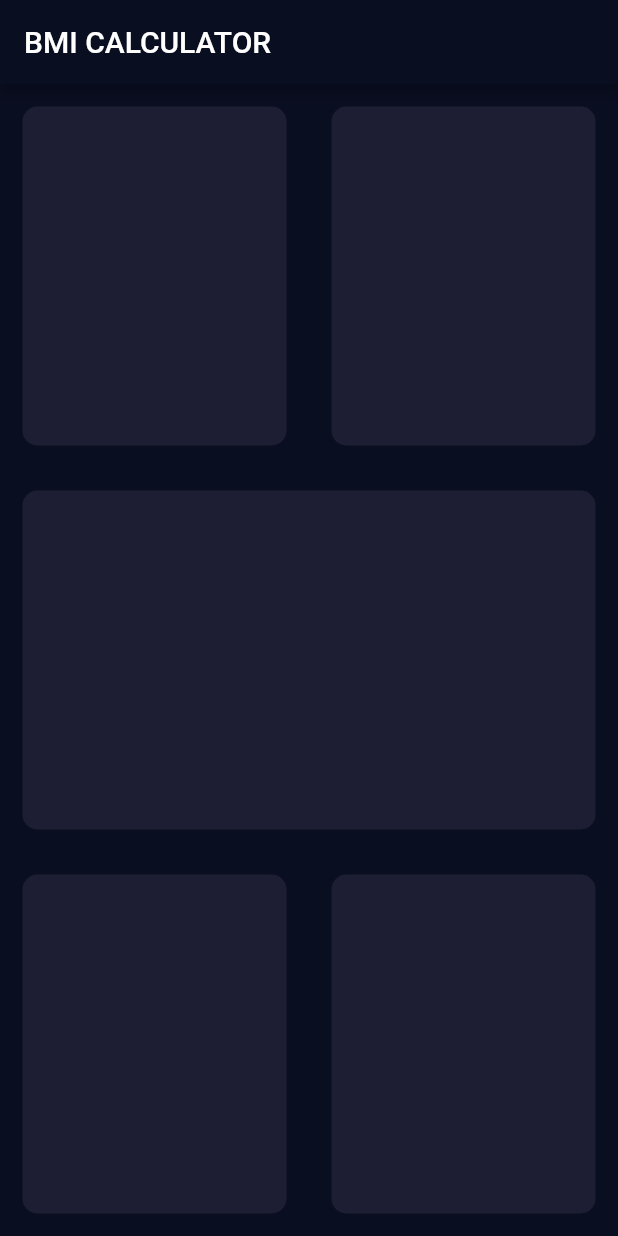
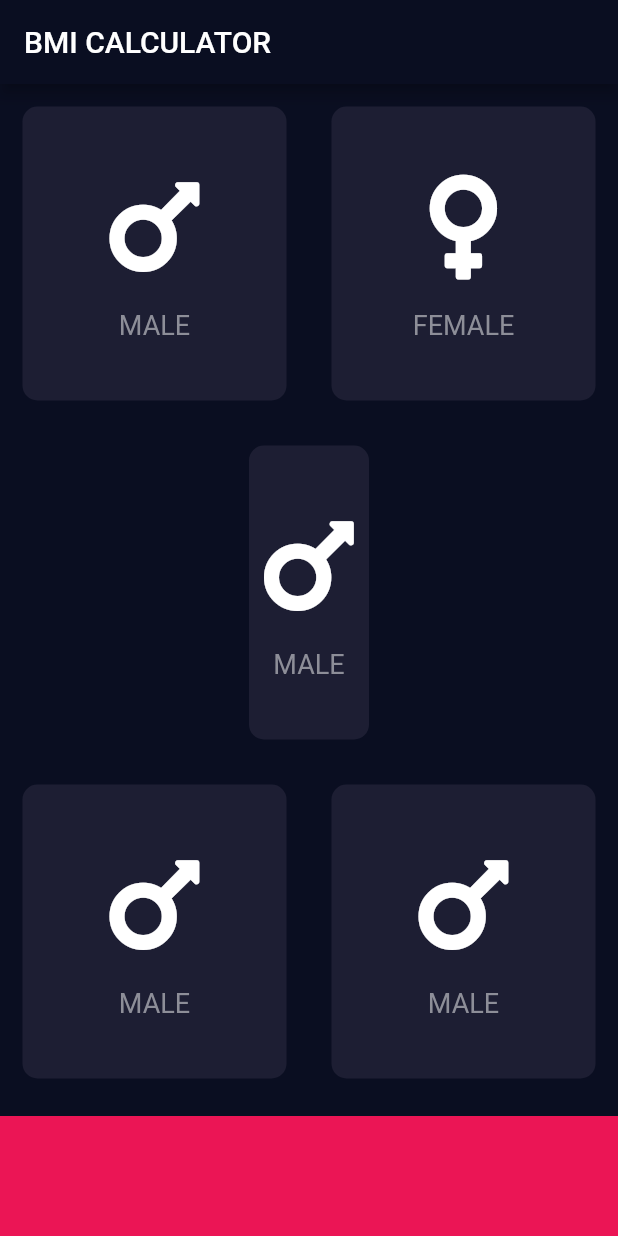
Before and after one commit to boomer30/bmi_calculator_flutter, a Flutter app: the screen it shows after launch, on a phone screen of 412 x 824 dp. Run offline on Flutter 3.47's test engine with Material 2 defaults, Android fonts, the phone set to English and light mode, and no system bars; our stand-ins replace font_awesome_flutter.

Commit message:
Created separate files for icon_content and reusable_card

```diff
--- /dev/null
+++ b/lib/icon_content.dart
@@ -0,0 +1,31 @@
+import 'package:flutter/material.dart';
+
+class IconContent extends StatelessWidget {
+  IconContent({required this.icon, required this.label});
+
+  final IconData icon;
+  final String label;
+
+  @override
+  Widget build(BuildContext context) {
+    return Column(
+      mainAxisAlignment: MainAxisAlignment.center,
+      children: [
+        Icon(
+          icon,
+          size: 80.0,
+        ),
+        SizedBox(
+          height: 15.0,
+        ),
+        Text(
+          label,
+          style: TextStyle(
+            fontSize: 18.0,
+            color: Color(0xFF8D8E98),
+          ),
+        ),
+      ],
+    );
+  }
+}
--- a/lib/input_page.dart
+++ b/lib/input_page.dart
@@ -1,4 +1,10 @@
 import 'package:flutter/material.dart';
+import 'package:font_awesome_flutter/font_awesome_flutter.dart';
+import 'icon_content.dart';
+import 'reusable_card.dart';
+
+const cardColor = Color(0xFF1D1E33);
+const bottomContainerHeight = 80.0;
 
 class InputPage extends StatefulWidget {
   @override
@@ -18,6 +24,7 @@ class _InputPageState extends State<InputPage> {
 
   @override
   Widget build(BuildContext context) {
+    final bottomContainerColor = Color(0xFFEB1555);
     return Scaffold(
       appBar: AppBar(
         title: Text('BMI CALCULATOR'),
@@ -28,48 +35,57 @@ class _InputPageState extends State<InputPage> {
             child: Row(
               children: [
                 Expanded(
-                  child: ReusableCard(),
+                  child: ReusableCard(
+                    color: cardColor,
+                    cardChild:
+                        IconContent(icon: FontAwesomeIcons.mars, label: 'MALE'),
+                  ),
                 ),
                 Expanded(
-                  child: ReusableCard(),
+                  child: ReusableCard(
+                    color: cardColor,
+                    cardChild: IconContent(
+                        icon: FontAwesomeIcons.venus, label: 'FEMALE'),
+                  ),
                 ),
               ],
             ),
           ),
           Expanded(
-            child: ReusableCard(),
+            child: ReusableCard(
+              color: cardColor,
+              cardChild:
+                  IconContent(icon: FontAwesomeIcons.mars, label: 'MALE'),
+            ),
           ),
           Expanded(
             child: Row(
               children: [
                 Expanded(
-                  child: ReusableCard(),
+                  child: ReusableCard(
+                    color: cardColor,
+                    cardChild:
+                        IconContent(icon: FontAwesomeIcons.mars, label: 'MALE'),
+                  ),
                 ),
                 Expanded(
-                  child: ReusableCard(),
+                  child: ReusableCard(
+                    color: cardColor,
+                    cardChild:
+                        IconContent(icon: FontAwesomeIcons.mars, label: 'MALE'),
+                  ),
                 ),
               ],
             ),
-          )
+          ),
+          Container(
+            color: bottomContainerColor,
+            margin: EdgeInsets.only(top: 10.0),
+            width: double.infinity,
+            height: bottomContainerHeight,
+          ),
         ],
       ),
     );
   }
 }
-
-class ReusableCard extends StatelessWidget {
-  const ReusableCard({
-    Key? key,
-  }) : super(key: key);
-
-  @override
-  Widget build(BuildContext context) {
-    return Container(
-      margin: EdgeInsets.all(15.0),
-      decoration: BoxDecoration(
-        color: Color(0xFF1D1E33),
-        borderRadius: BorderRadius.circular(10.0),
-      ),
-    );
-  }
-}
--- /dev/null
+++ b/lib/reusable_card.dart
@@ -0,0 +1,18 @@
+import 'package:flutter/material.dart';
+
+class ReusableCard extends StatelessWidget {
+  ReusableCard({required this.color, required this.cardChild});
+  final Color color;
+  final Widget cardChild;
+  @override
+  Widget build(BuildContext context) {
+    return Container(
+      child: cardChild,
+      margin: EdgeInsets.all(15.0),
+      decoration: BoxDecoration(
+        color: color,
+        borderRadius: BorderRadius.circular(10.0),
+      ),
+    );
+  }
+}
--- a/pubspec.yaml
+++ b/pubspec.yaml
@@ -23,7 +23,7 @@ environment:
 dependencies:
   flutter:
     sdk: flutter
-
+  font_awesome_flutter: ^9.1.0
 
   # The following adds the Cupertino Icons font to your application.
   # Use with the CupertinoIcons class for iOS style icons.
```
Also changed, not shown: pubspec.lock.
